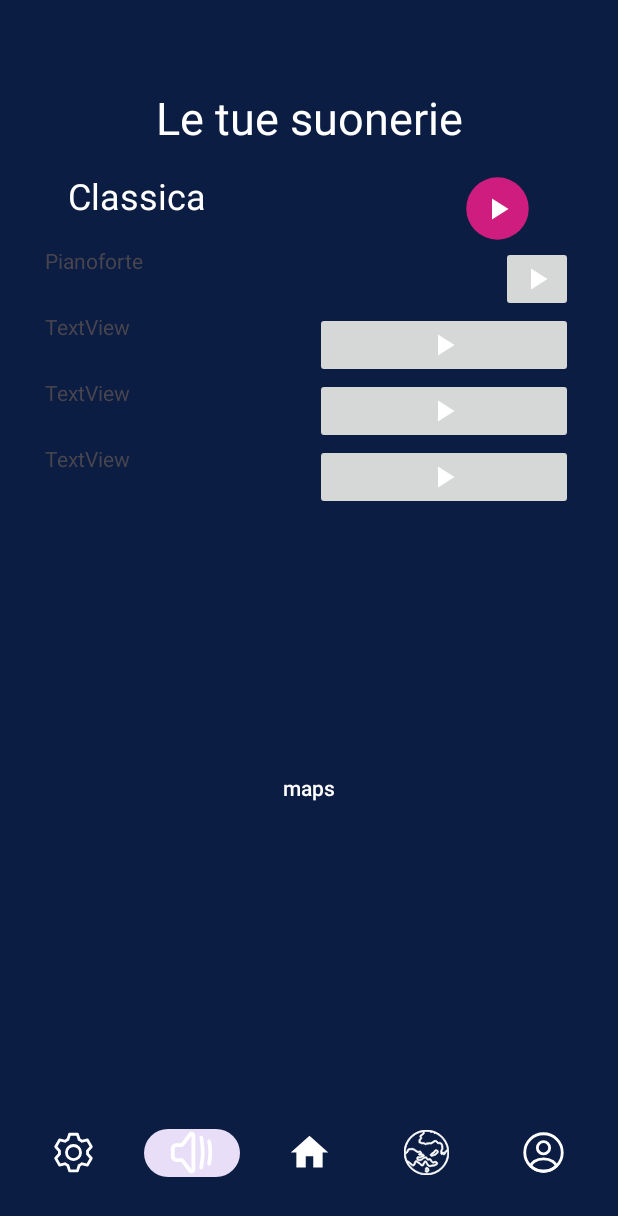
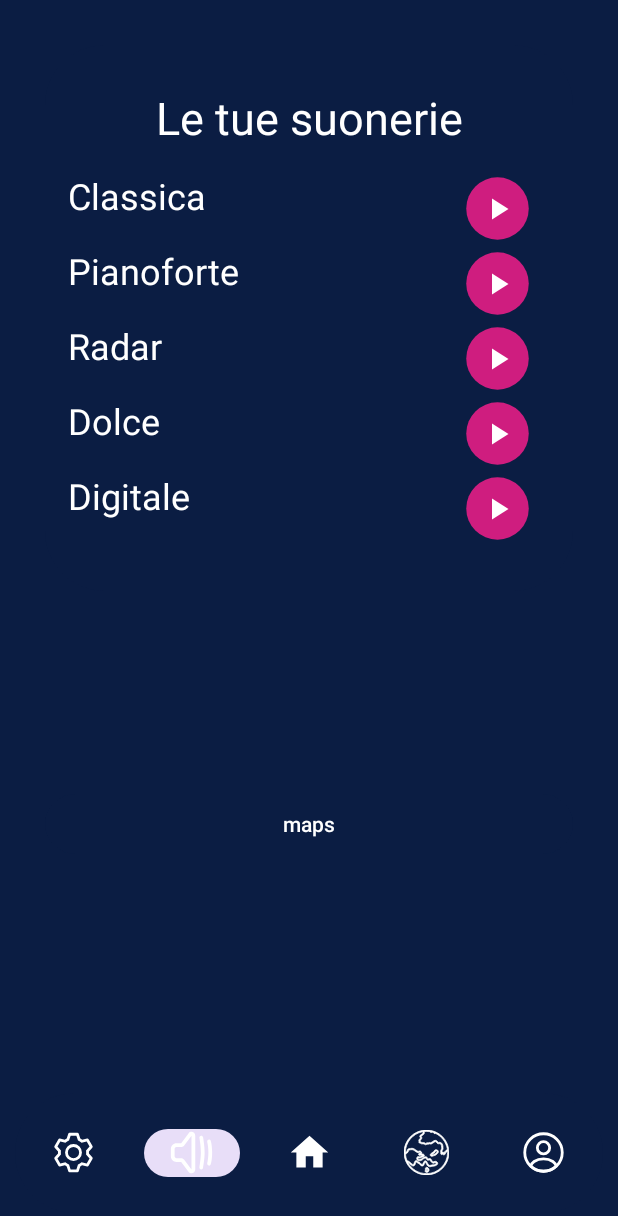
Before and after one commit to MirkoGiussaniBICOCCA/Brain-Alarm, an Android app: the SuoniFragment screen opened through its navigation route, on a phone screen of 412 x 824 dp. Shown: the top 1216 px of the screen. Run offline under Robolectric (Android 15) with nearby library versions, the phone set to English and light mode, and no system bars; our stand-ins replace navigation-ui.

Commit message:
modificato layout fragment suoni

```diff
--- a/app/build.gradle.kts
+++ b/app/build.gradle.kts
@@ -6,9 +6,11 @@ plugins {
     id("androidx.navigation.safeargs")
 }
 
+
 android {
     namespace = "it.unimib.brain_alarm"
     compileSdk = 34
+
 
     defaultConfig {
         ndk {
@@ -28,6 +30,7 @@ android {
 
         resValue("string", "news_api_key", gradleLocalProperties(rootDir).getProperty("news_api_key"))
         resValue("bool", "debug_mode", gradleLocalProperties(rootDir).getProperty("debug_mode"))
+
     }
 
     buildTypes {
@@ -46,6 +49,7 @@ android {
     buildFeatures {
         viewBinding = true
     }
+
 }
 
 dependencies {
--- a/app/src/main/java/it/unimib/brain_alarm/SuoniFragment.java
+++ b/app/src/main/java/it/unimib/brain_alarm/SuoniFragment.java
@@ -56,7 +56,7 @@ public class SuoniFragment extends Fragment {
         imageButtonClassica.setOnClickListener(v -> {
             mediaPlayer = MediaPlayer.create(getContext(), R.raw.classica1);
             startAlarm();
-            //imageButtonClassica.setImageDrawable(getResources().getDrawable(R.id.pausa));
+            imageButtonClassica.setImageDrawable(getResources().getDrawable(R.id.));
 
             stopAlarm();
             //imageButtonClassica.setImageDrawable(getResources().getDrawable(R.id.start));
--- a/app/src/main/res/layout/fragment_suoni.xml
+++ b/app/src/main/res/layout/fragment_suoni.xml
@@ -86,13 +86,20 @@
                                             android:layout_width="wrap_content"
                                             android:layout_height="wrap_content"
                                             android:layout_weight="1"
+                                            android:layout_marginStart="15dp"
+                                            android:textSize="24dp"
+                                            android:textColor="@color/white"
                                             android:text="@string/pianoforte" />
 
                                         <ImageButton
                                             android:id="@+id/imageButtonPianoforte"
                                             android:layout_width="wrap_content"
                                             android:layout_height="wrap_content"
-
+                                            android:minWidth="50dp"
+                                            android:minHeight="50dp"
+                                            android:layout_marginEnd="25dp"
+                                            android:background="@drawable/pallino"
+                                            android:backgroundTint="@color/fucsia"
                                             android:src="@drawable/play" />
 
                                 </LinearLayout>
@@ -107,13 +114,20 @@
                                             android:layout_width="wrap_content"
                                             android:layout_height="wrap_content"
                                             android:layout_weight="1"
-                                            android:text="TextView" />
+                                            android:layout_marginStart="15dp"
+                                            android:textSize="24dp"
+                                            android:textColor="@color/white"
+                                            android:text="@string/radar" />
 
                                         <ImageButton
                                             android:id="@+id/imageRadar"
                                             android:layout_width="wrap_content"
                                             android:layout_height="wrap_content"
-                                            android:layout_weight="1"
+                                            android:minWidth="50dp"
+                                            android:minHeight="50dp"
+                                            android:layout_marginEnd="25dp"
+                                            android:background="@drawable/pallino"
+                                            android:backgroundTint="@color/fucsia"
                                             android:src="@drawable/play" />
 
                                 </LinearLayout>
@@ -129,13 +143,20 @@
                                             android:layout_width="wrap_content"
                                             android:layout_height="wrap_content"
                                             android:layout_weight="1"
-                                            android:text="TextView" />
+                                            android:layout_marginStart="15dp"
+                                            android:textSize="24dp"
+                                            android:textColor="@color/white"
+                                            android:text="@string/dolce" />
 
                                         <ImageButton
                                             android:id="@+id/imageButtonDolce"
                                             android:layout_width="wrap_content"
                                             android:layout_height="wrap_content"
-                                            android:layout_weight="1"
+                                            android:minWidth="50dp"
+                                            android:minHeight="50dp"
+                                            android:layout_marginEnd="25dp"
+                                            android:background="@drawable/pallino"
+                                            android:backgroundTint="@color/fucsia"
                                             android:src="@drawable/play" />
 
                                 </LinearLayout>
@@ -150,13 +171,20 @@
                                             android:layout_width="wrap_content"
                                             android:layout_height="wrap_content"
                                             android:layout_weight="1"
-                                            android:text="TextView" />
+                                            android:layout_marginStart="15dp"
+                                            android:textSize="24dp"
+                                            android:textColor="@color/white"
+                                            android:text="@string/digitale" />
 
                                         <ImageButton
                                             android:id="@+id/imageButtonDigitale"
                                             android:layout_width="wrap_content"
                                             android:layout_height="wrap_content"
-                                            android:layout_weight="1"
+                                            android:minWidth="50dp"
+                                            android:minHeight="50dp"
+                                            android:layout_marginEnd="25dp"
+                                            android:background="@drawable/pallino"
+                                            android:backgroundTint="@color/fucsia"
                                             android:src="@drawable/play" />
 
                                 </LinearLayout>
```
